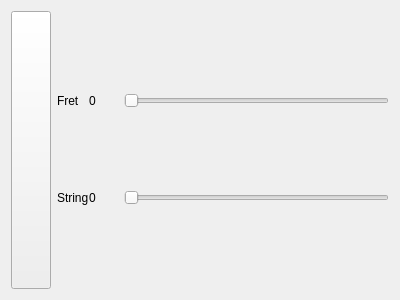
Before: the Qt Designer form EdgeSettingsWidget.ui in sergsave/MagicCubiano, drawn with Qt 5.
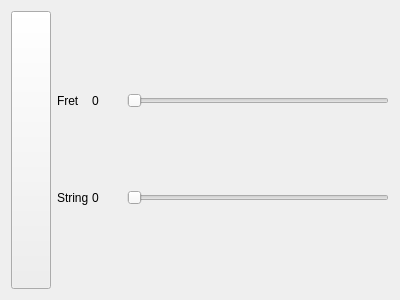
After: the same form once the commit is applied. The open tabs and pages were chosen to show the change.

What changed in the file:
```diff
--- a/EdgeSettingsWidget.ui
+++ b/EdgeSettingsWidget.ui
@@ -151,7 +151,7 @@
        <item row="1" column="0">
         <widget class="QLabel" name="stringLabel_2">
          <property name="text">
-          <string>String</string>
+          <string>String </string>
          </property>
         </widget>
        </item>
```
Left out of the diff: 2 changed lines with no effect on the pictures.
